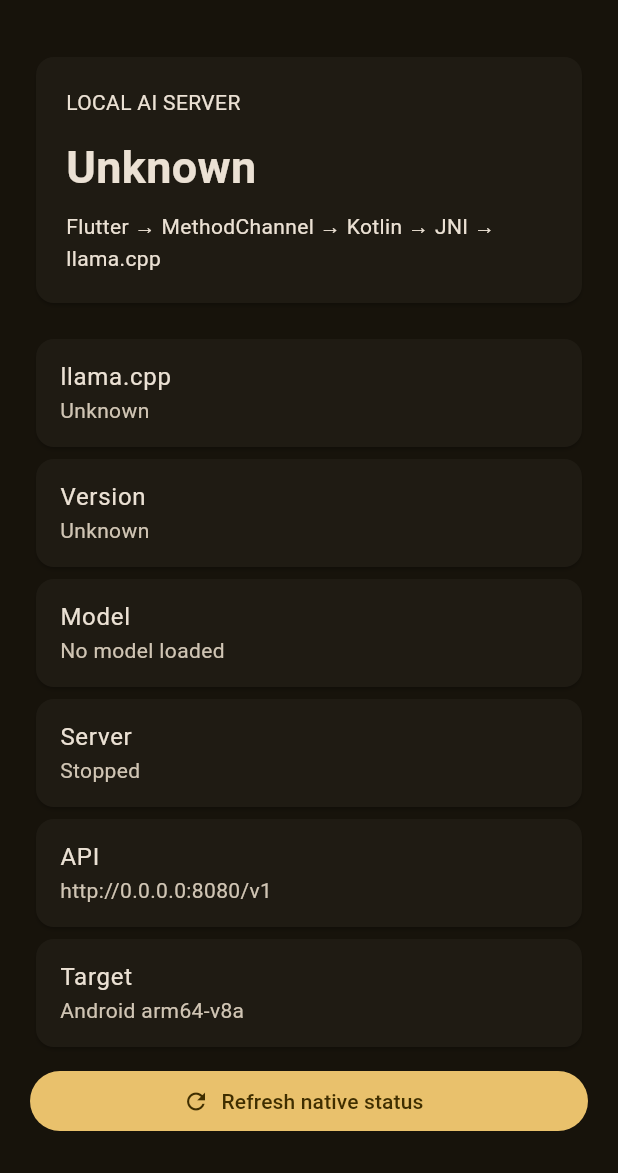
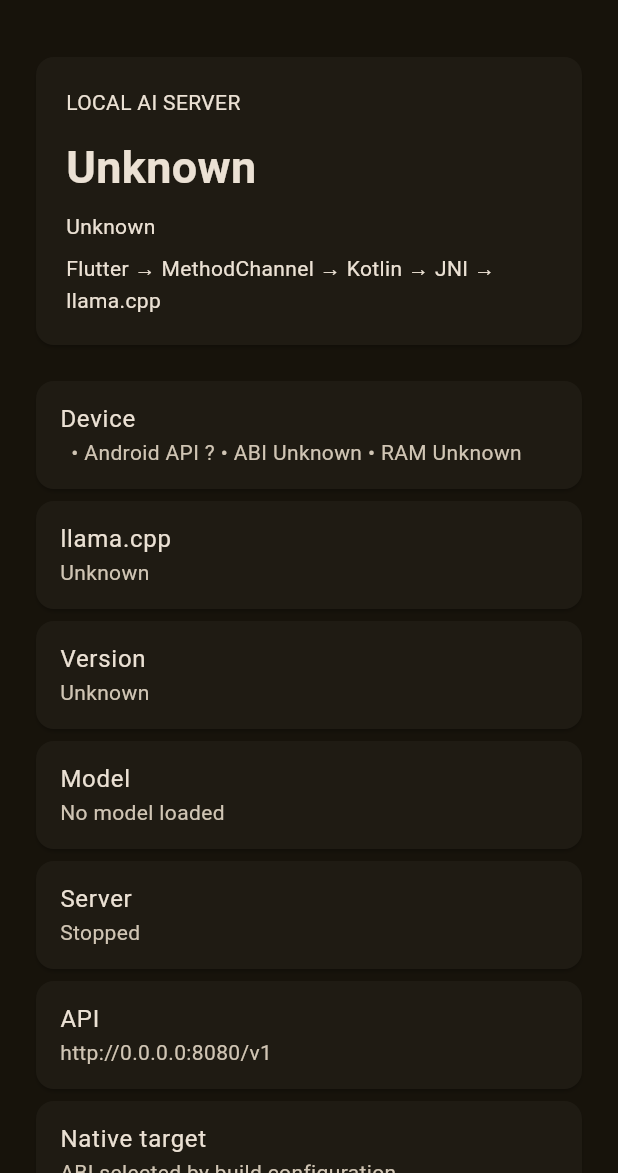
Before and after one commit to bdssmdkacem-dot/PocketAI-Server-, a Flutter app: the screen it shows after launch, on a phone screen of 412 x 824 dp, the part 63-1236 px from its top. Run offline on Flutter 3.47's test engine with Material 3 defaults, Android fonts, the phone set to English and light mode, and no system bars.

Commit message:
feat: show Android capability diagnostics in dashboard

```diff
--- a/lib/main.dart
+++ b/lib/main.dart
@@ -33,6 +33,8 @@
 
   String _status = 'Checking native engine…';
   String _version = '—';
+  String _runtime = '—';
+  String _device = '—';
 
   @override
   void initState() {
@@ -44,15 +46,23 @@
     try {
       final result = await _native.invokeMethod<Map<dynamic, dynamic>>('status');
       if (!mounted) return;
+      final device = result?['device'] as Map<dynamic, dynamic>?;
+      final abis = (device?['supportedAbis'] as List<dynamic>?)?.join(', ') ?? 'Unknown';
+      final ramBytes = device?['totalRamBytes'] as num?;
+      final ramGb = ramBytes == null ? 'Unknown' : '${(ramBytes / 1073741824).toStringAsFixed(1)} GB';
       setState(() {
         _status = result?['status']?.toString() ?? 'Unknown';
         _version = result?['version']?.toString() ?? 'Unknown';
+        _runtime = result?['runtime']?.toString() ?? 'Unknown';
+        _device = '${device?['manufacturer'] ?? ''} ${device?['model'] ?? ''} • Android API ${device?['androidApi'] ?? '?'} • ABI $abis • RAM $ramGb';
       });
     } on PlatformException catch (error) {
       if (!mounted) return;
       setState(() {
         _status = 'Native error: ${error.message ?? error.code}';
         _version = 'Unavailable';
+        _runtime = 'Unavailable';
+        _device = 'Unavailable';
       });
     } catch (error) {
       if (!mounted) return;
@@ -80,20 +90,23 @@
                   const SizedBox(height: 12),
                   Text(_status == 'llama.cpp-linked' ? 'Native Ready' : _status, style: const TextStyle(fontSize: 30, fontWeight: FontWeight.bold)),
                   const SizedBox(height: 8),
+                  Text(_runtime),
+                  const SizedBox(height: 8),
                   const Text('Flutter → MethodChannel → Kotlin → JNI → llama.cpp'),
                 ],
               ),
             ),
           ),
           const SizedBox(height: 16),
+          InfoTile(title: 'Device', value: _device),
           InfoTile(title: 'llama.cpp', value: _status),
           InfoTile(title: 'Version', value: _version),
           const InfoTile(title: 'Model', value: 'No model loaded'),
           const InfoTile(title: 'Server', value: 'Stopped'),
           const InfoTile(title: 'API', value: 'http://0.0.0.0:8080/v1'),
-          const InfoTile(title: 'Target', value: 'Android arm64-v8a'),
+          const InfoTile(title: 'Native target', value: 'ABI selected by build configuration'),
           const SizedBox(height: 8),
-          FilledButton.icon(onPressed: _checkNativeEngine, icon: const Icon(Icons.refresh), label: const Text('Refresh native status')),
+          FilledButton.icon(onPressed: _checkNativeEngine, icon: const Icon(Icons.refresh), label: const Text('Refresh device & native status')),
         ],
       ),
     );
```
